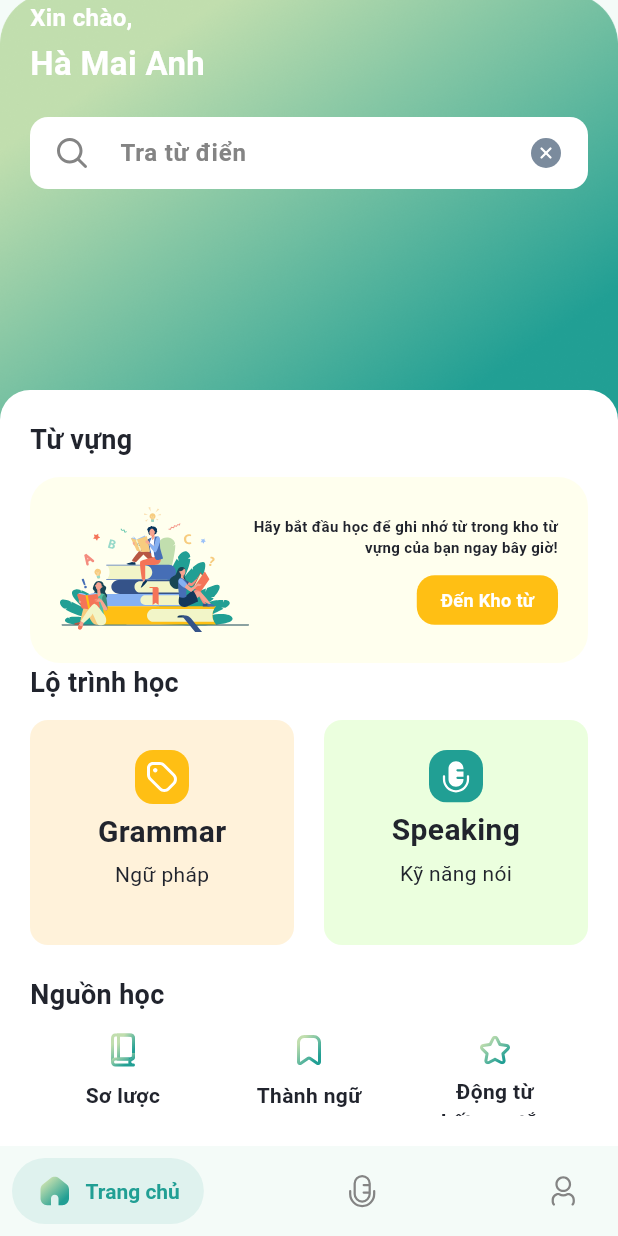
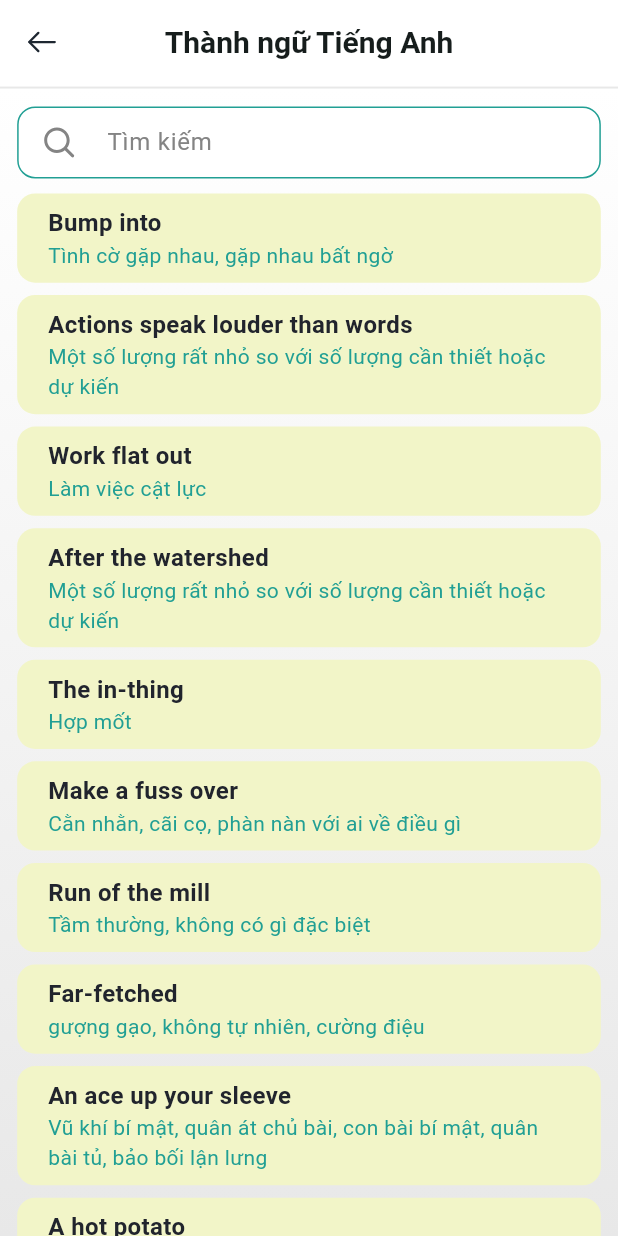
Before and after one commit to AnhHa03/len, a Flutter app: the screen it shows after launch, after a tap on an icon or button, on a phone screen of 412 x 824 dp. Run offline on Flutter 3.47's test engine with Material 3 defaults, Android fonts, the light colour scheme and no system bars; drawn by our look-alikes of salomon_bottom_bar; our stand-ins replace flutter_screenutil, flutter_svg, flutter_tts, get, get_it, shared_preferences; missing offline and left inert: translator_plus; Roboto replaces fonts that are missing (Manrope).

Commit message:
[ADD] Idioms

```diff
--- /dev/null
+++ b/lib/core/models/idiom.dart
@@ -0,0 +1,131 @@
+class Idiom {
+  final String idiom;
+  final String meaning;
+
+  const Idiom({required this.idiom, required this.meaning});
+}
+
+class IdiomsList {
+  static final List<Idiom> idiomList = [
+    Idiom(idiom: 'Bump into', meaning: 'Tình cờ gặp nhau, gặp nhau bất ngờ'),
+    Idiom(idiom: 'Actions	speak	louder	than	words', meaning: 'Một số lượng rất nhỏ so với số lượng cần thiết hoặc dự kiến'),
+    Idiom(idiom: 'Work flat out', meaning: 'Làm việc cật lực'),
+    Idiom(idiom: 'After	the	watershed', meaning: 'Một số lượng rất nhỏ so với số lượng cần thiết hoặc dự kiến'),
+    Idiom(idiom: 'The in-thing', meaning: 'Hợp mốt'),
+    Idiom(idiom: 'Make a fuss over', meaning: 'Cằn nhằn, cãi cọ, phàn nàn với ai về điều gì'),
+    Idiom(idiom: 'Run of the mill', meaning: 'Tầm thường, không có gì đặc biệt'),
+    Idiom(idiom: 'Far-fetched', meaning: 'gượng gạo, không tự nhiên, cường điệu'),
+    Idiom(idiom: 'An ace up your sleeve', meaning: 'Vũ khí bí mật, quân át chủ bài, con bài bí mật, quân bài tủ, bảo bối lận lưng'),
+    Idiom(idiom: 'A hot potato', meaning: 'Một sự việc hoặc chủ đề gây nhiều tranh cãi và khó khăn để giải quyết'),
+    Idiom(idiom: 'Get a kick out of (something)', meaning: 'Nhận được thú vui/giải trí từ ai/cái gì; tìm thấy niềm vui thích từ ai/cái gì'),
+    Idiom(idiom: 'Bent out of shape', meaning: 'Nổi điên, vô cùng tức giận'),
+    Idiom(idiom: 'Give (lend) somebody a hand', meaning: 'Giúp đỡ ai đó làm gì đó'),
+    Idiom(idiom: 'Sit on the fence', meaning: 'Không nghiêng về bên nào trong một cuộc tranh luận'),
+    Idiom(idiom: 'A piece of cake', meaning: 'Một việc gì đó rất dễ thực hiện, tương tự cụm từ "dễ như ăn kẹo" mà người Việt hay dùng'),
+    Idiom(idiom: 'Hit the books', meaning: 'Nghiên cứu, học bài để chuẩn bị cho một kỳ thi'),
+    Idiom(idiom: 'A mile a minute', meaning: 'Rất nhanh'),
+    Idiom(idiom: 'Learn the ropes', meaning: 'Học những điều cơ bản nhất của một chuyên môn nào đó'),
+    Idiom(idiom: '(Go) back to the drawing board', meaning: 'Làm lại từ đầu'),
+    Idiom(idiom: 'Go the extra mile', meaning: 'Vô cùng cố gắng'),
+    Idiom(idiom: "Touch base", meaning: 'kết nối, liên lạc, nói chuyện lại, thường là sau một khoảng thời gian không liên lạc'),
+    Idiom(idiom: 'Up-to-the-minute', meaning: 'Rất hiện đại, rất hợp mốt, giờ chót, rất kịp thời'),
+    Idiom(idiom: 'On the go', meaning: 'Bận rộn'),
+    Idiom(idiom: 'Up in the air', meaning: 'Diễn tả điều gì đó vẫn còn bỏ ngỏ, chưa được quyết định, chưa được giải quyết'),
+    Idiom(idiom: 'Get off the ground', meaning: 'Bắt đầu thực hiện kế hoạch/ vấn đề nào đó sau khi được bàn bạc kỹ lưỡng'),
+    Idiom(idiom: 'In high spirits', meaning: 'Vui vẻ, phấn chấn'),
+    Idiom(idiom: "Keep one's chin up", meaning: 'Không được nản chí! Không được thất vọng!'),
+    Idiom(idiom: 'Read my/your/his mind', meaning: 'Đoán suy nghĩ của người khác'),
+    Idiom(idiom: 'Get the ball rolling', meaning: 'Bắt đầu hành động'),
+    Idiom(idiom: 'By the book', meaning: 'Chấp hành quy định một cách nghiêm túc, đầy đủ'),
+    Idiom(idiom: 'Pass with flying colors', meaning: 'Vượt qua kì thi với điểm số cao'),
+    Idiom(idiom: '(as) easy as pie', meaning: 'Dễ ợt'),
+    Idiom(idiom: 'Under the weather', meaning: 'Ốm'),
+    Idiom(idiom: "Fingers-crossed = keep one's fingers crossed", meaning: 'chúc ai đó may mắn'),
+    Idiom(idiom: 'Learn by heart', meaning: 'Học thuộc lòng'),
+    Idiom(idiom: 'Show your hand', meaning: 'Tiết lộ ý định/kế hoạch của mình, nhất là từ trước đến nay vẫn đang giữ bí mật'),
+    Idiom(idiom: 'A blessing in disguise', meaning: 'trong cái rủi có cái may'),
+    Idiom(idiom: 'Be in the same boat', meaning: 'Cùng chung cảnh ngộ'),
+    Idiom(idiom: 'Beating around the bush', meaning: 'Vòng vo tam quốc'),
+    Idiom(idiom: 'Rack one’s brain', meaning: 'Suy nghĩ rất lâu, rất nhiều cho một vấn đề nào đó'),
+    Idiom(idiom: 'A breath of fresh air', meaning: 'Điều gì đó mới mẻ'),
+    Idiom(idiom: 'On cloud nine', meaning: 'Cực kỳ sung sướng, hạnh phúc như ở trên mây'),
+    Idiom(idiom: 'Keep an eye on', meaning: 'để mắt tới'),
+    Idiom(idiom: 'Keep your nose to the grindstone', meaning: 'hiểu rõ, quen thuộc'),
+    Idiom(idiom: 'Leave well enough alone', meaning: 'để nguyên như vậy, không cần thay đổi nữa vì có thể sẽ trở nên tệ hơn'),
+    Idiom(idiom: 'Now and then', meaning: 'thỉnh thoảng'),
+    Idiom(idiom: 'A penny for your thoughts', meaning: 'Đây là một cách để hỏi người khác đang nghĩ gì'),
+    Idiom(idiom: 'Against the clock', meaning: 'Cật lực, chạy đua với thời gian'),
+    Idiom(idiom: 'Lend an ear', meaning: 'Lắng nghe'),
+    Idiom(idiom: 'Blue	in	the	face', meaning: 'Cực kỳ sung sướng, hạnh phúc như ở trên mây'),
+    Idiom(idiom: 'Cost a (small) fortune', meaning: 'đắt tiền'),
+    Idiom(idiom: 'Hard feelings', meaning: 'Buồn phiền'),
+    Idiom(idiom: "Hit the hay", meaning: 'Đi ngủ'),
+    Idiom(idiom: 'Shop till you drop', meaning: 'mua sắm nhiều, số lượng lớn'),
+    Idiom(idiom: '(come) rain or shine', meaning: 'Dù mưa hay nắng, dù có chuyện gì xảy ra'),
+    Idiom(idiom: 'Be all ears', meaning: 'Lắng nghe'),
+    Idiom(idiom: 'In the nick of time', meaning: 'Vừa đúng/kịp lúc'),
+    Idiom(idiom: 'Fresh/clean out of something', meaning: 'hết nhẵn rồi'),
+    Idiom(idiom: 'Have/get mixed feelings about something', meaning: 'Cảm xúc lẫn lộn, không chắc chắn'),
+    Idiom(idiom: "Give it one's best shot", meaning: 'Cố hết sức có thể'),
+    Idiom(idiom: 'In deep water', meaning: 'gặp rắc rối, gặp tình thế khó'),
+    Idiom(idiom: 'Cost next to nothing', meaning: 'tốn ít tiền'),
+    Idiom(idiom: 'To be up in arms about something', meaning: 'buồn và bực tức về vấn đề gì'),
+    Idiom(idiom: "Put yourself in somebody's shoes", meaning: 'đặt mình vào vị trí của người khác'),
+    Idiom(idiom: 'At all costs', meaning: 'bằng mọi giá'),
+    Idiom(idiom: 'Explore all avenues', meaning: 'tìm mọi cách để làm gì đó'),
+    Idiom(idiom: 'On the ball', meaning: 'hiểu và chủ động trong việc gì đó'),
+    Idiom(idiom: 'Throw in the towel', meaning: 'từ bỏ, đầu hàng'),
+    Idiom(idiom: 'Down to earth', meaning: 'thực tế, nếu chỉ tính cách nghĩa là tính cách bình dân bình thường, không ra vẻ, không đạo mạo'),
+    Idiom(idiom: 'Full of beans', meaning: 'tràn đầy năng lượng'),
+    Idiom(idiom: 'Get a head start', meaning:  'đi đầu, tiên phong'),
+    Idiom(idiom: 'Hear on the grapevine', meaning: 'nghe loáng thoáng về vấn đề gì đó'),
+    Idiom(idiom: 'Hit the nail on the head', meaning: 'đúng về việc gì đó'),
+    Idiom(idiom: 'In the heat of the moment', meaning: 'Trong lúc nóng giận'),
+    Idiom(idiom: 'It takes two to tango', meaning: 'nếu có một vấn đề liên quan đến hai người hay hai phe, thì cả hai cần hợp tác với nhau để giải quyết vấn đề đó'),
+    Idiom(idiom: 'Get/jump on the bandwagon', meaning: 'tham gia vào một hoạt động phổ biến/ phong trào'),
+    Idiom(idiom: 'Keep something at bay', meaning: 'ngăn ai/ cái gì tiếp tận'),
+    Idiom(idiom: 'Kill two birds with one stone', meaning: 'một mũi tên trúng 2 đích'),
+    Idiom(idiom: 'Break the ice', meaning: 'làm cho mọi người cảm thấy thoải mái hơn'),
+    Idiom(idiom: 'Let sleeping dogs lie', meaning: 'không nhắc đến những chuyện không hay để mọi thứ được yên ổn'),
+    Idiom(idiom: 'Let the cat out of the bag', meaning: 'vô tình tiết lộ bí mật'),
+    Idiom(idiom: 'Barking up the wrong tree', meaning: 'nhầm lẫn/tìm kiếm giải pháp ở một nơi sai/chưa đúng'),
+    Idiom(idiom: 'Far cry from - Very different from', meaning: 'rất khác biệt'),
+    Idiom(idiom: 'Give someone the benefit of the doubt', meaning: 'quyết định nghĩ tốt về ai đó, trong khi bản thân đang có 2 hướng suy nghĩ xấu-tốt'),
+    Idiom(idiom: "Pull the wool over someone's eyes", meaning: 'lừa dối/che mắt ai đó'),
+    Idiom(idiom: 'See eye to eye', meaning: 'nhất trí'),
+    Idiom(idiom: 'Take with a grain of salt', meaning: 'nửa tin nửa ngờ'),
+    Idiom(idiom: 'Give someone a dose/taste of their own medicine', meaning: 'gậy ông đập lưng ông'),
+    Idiom(idiom: 'Whole nine yards', meaning: 'tất cả mọi thứ'),
+    Idiom(idiom: "Wouldn't be caught dead", meaning: 'thà chết chứ không làm, không bao giờ thích làm điều gì đó'),
+    Idiom(idiom: 'At the drop of a hat', meaning: 'trong tích tắc, ngay lập tức'),
+    Idiom(idiom: 'On the dot', meaning: 'đúng tại thời điểm đó'),
+    Idiom(idiom: 'And then some', meaning: 'nhiều hơn thế'),
+    Idiom(idiom: 'Find my feet', meaning: 'dần quen với việc gì'),
+    Idiom(idiom: 'Your guess is as good as mine', meaning: 'Tôi không biết/không có ý tưởng gì'),
+    Idiom(idiom: 'Before long', meaning: 'chẳng bao lâu nữa'),
+    Idiom(idiom: 'Cost an arm and a leg', meaning: 'quá đắt đỏ'),
+    Idiom(idiom: 'Set in their ways', meaning: 'không chịu thay đổi thói quen, suy nghĩ…'),
+    Idiom(idiom: 'You can say that again', meaning: 'Điều đó đúng, tôi đồng ý với điều bạn nói'),
+    Idiom(idiom: 'Burn the midnight oil', meaning: 'thức khuya, đặc biệt làm việc muộn'),
+    Idiom(idiom: "That's the last straw", meaning: 'Sự kiên nhẫn đã chạm giới hạn'),
+    Idiom(idiom: "Change one's mind", meaning: 'thay đổi quyết định/ý kiến'),
+    Idiom(idiom: 'Speak of the devil', meaning: 'người mà chúng ta vừa nhắc tới xuất hiện'),
+    Idiom(idiom: '(Right) off the top of my head', meaning: 'nói ra điều gì đó không cần suy nghĩ quá nhiều hay cần một kiến thức gì đó đặc biệt'),
+    Idiom(idiom: 'Catch your/my/his eye', meaning: 'lôi cuốn sự chú ý/lưu tâm'),
+    Idiom(idiom: 'Down in the dumps', meaning: 'buồn chán'),
+    Idiom(idiom: 'Make a long story short', meaning: 'kể vắn tắt một câu chuyện'),
+    Idiom(idiom: 'Put all your eggs in one basket', meaning: 'bỏ tất cả trứng vào một giỏ, bỏ tất cả tiền bạc và công sức vào việc gì đó'),
+    Idiom(idiom: "It's not rocket science", meaning: 'Không phức tạp'),
+    Idiom(idiom: 'Miss the boat', meaning: 'vuột mất cơ hội'),
+    Idiom(idiom: 'Hang in there', meaning: 'Đừng bỏ cuộc'),
+    Idiom(idiom: 'Once in a blue moon', meaning: 'hiếm khi'),
+    Idiom(idiom: 'Cutting corners', meaning: 'đi tắt, đốt cháy giai đoạn / làm việc gì một cách nhanh nhất, thường là phớt lờ các quy tắc, luật lệ'),
+    Idiom(idiom: 'Call it a day', meaning: 'Thôi làm việc'),
+    Idiom(idiom: 'Over the moon', meaning: 'Cực kỳ hạnh phúc vì điều gì'),
+    Idiom(idiom: 'Out of the blue', meaning: 'Nói về sự việc xảy ra đột ngột, không hề có cảnh báo hay chuẩn bị trước'),
+    Idiom(idiom: 'Try my hand at something', meaning: 'thử sức làm công việc gì đấy'),
+    Idiom(idiom: 'Pigs can fly', meaning: 'Ám chỉ một điều không bao giờ xảy ra'),
+    Idiom(idiom: 'Off the beaten track', meaning: 'Miêu tả một nơi nào đó rất xa khu dân cư'),
+    Idiom(idiom: 'Window shopping', meaning: 'Chỉ ngắm đồ chứ không mua'),
+  ];
+}
--- a/lib/core/values/image_assets.dart
+++ b/lib/core/values/image_assets.dart
@@ -16,4 +16,5 @@ abstract class ImageAssets {
   static const icClose = 'assets/images/svg/ic_close.svg';
   static const icMic = 'assets/images/svg/ic_mic.svg';
   static const icMicFill = 'assets/images/svg/ic_mic_fill.svg';
+  static const icBack = 'assets/images/svg/ic_back.svg';
 }
--- a/lib/main.dart
+++ b/lib/main.dart
@@ -3,7 +3,7 @@ import 'package:get/get_core/src/smart_management.dart';
 import 'package:get/get_navigation/src/root/get_material_app.dart';
 import 'package:len/core/values/app_colors.dart';
 import 'package:len/modules/root_view/view/root_view_screen.dart';
-
+import 'package:flutter_screenutil/flutter_screenutil.dart';
 void main() {
 
   WidgetsFlutterBinding.ensureInitialized();
@@ -16,7 +16,9 @@ class MyApp extends StatelessWidget {
 
   @override
   Widget build(BuildContext context) {
-    return GetMaterialApp(
+    return ScreenUtilInit(
+      //designSize: AppConstant.designSize,
+      builder: (context, child) => GetMaterialApp(
       smartManagement: SmartManagement.full,
       showPerformanceOverlay: false,
       title: 'Flutter Demo',
@@ -29,6 +31,7 @@ class MyApp extends StatelessWidget {
         useMaterial3: true,
       ),
       home: RootViewScreen(),
+      ),
     );
   }
 }
--- a/lib/modules/home/views/home_screen.dart
+++ b/lib/modules/home/views/home_screen.dart
@@ -5,6 +5,7 @@ import 'package:flutter_svg/flutter_svg.dart';
 import 'package:get/get.dart';
 import 'package:len/core/values/app_colors.dart';
 import 'package:len/core/values/image_assets.dart';
+import 'package:len/modules/idioms/view/idioms_screen.dart';
 
 class HomeScreen extends StatelessWidget {
   HomeScreen({super.key});
@@ -291,7 +292,7 @@ class HomeScreen extends StatelessWidget {
                     })),
                     Expanded(
                         child: sourceItem("Thành ngữ\n Tiếng Anh", ImageAssets.icIdiom, () {
-                      //Get.to(() => IdiomsScreen());
+                        Get.to(() => IdiomsScreen());
                     })),
                     Expanded(
                         child: sourceItem("Động từ \nbất quy tắc", ImageAssets.icIrrVerb, () {
--- /dev/null
+++ b/lib/modules/idioms/controller/idioms_screen_controller.dart
@@ -0,0 +1,35 @@
+import 'package:flutter/material.dart';
+import 'package:len/core/models/idiom.dart';
+import 'package:get/get.dart';
+class IdiomsScreenController extends GetxController{
+  TextEditingController searchTextController = TextEditingController();
+  var searched_list = <Idiom>[].obs;
+  var first_list = IdiomsList.idiomList;
+  var searchText = ''.obs;
+  var showSuffixIcon = false.obs;
+
+
+  @override
+  void onInit() async {
+    searched_list.assignAll(first_list);
+    super.onInit();
+  }
+
+  void onChangeSearchText (String text) {
+    searchText.value = text;
+    if (text.isEmpty) {
+      searched_list.assignAll(first_list);
+      showSuffixIcon.value = false;
+    }
+    else {
+      searched_list.value = first_list.where((verb) =>
+          verb.idiom.toLowerCase().contains(text.toLowerCase())).toList();
+      showSuffixIcon.value = true;
+    }
+  }
+
+    void clearSearchText() {
+      searchTextController.clear();
+      onChangeSearchText ('');
+  }
+}
--- /dev/null
+++ b/lib/modules/idioms/view/idioms_screen.dart
@@ -0,0 +1,150 @@
+import 'dart:ui';
+import 'package:flutter/material.dart';
+import 'package:len/core/models/idiom.dart';
+import 'package:len/core/values/app_colors.dart';
+import 'package:flutter_svg/flutter_svg.dart';
+import 'package:len/core/values/image_assets.dart';
+import 'package:len/modules/idioms/controller/idioms_screen_controller.dart';
+import 'package:len/modules/idioms/widgets/item_idioms.dart';
+import 'package:get/get.dart';
+import 'package:flutter_screenutil/flutter_screenutil.dart';
+
+class IdiomsScreen extends StatelessWidget {
+  const IdiomsScreen({super.key});
+
+  @override
+  Widget build(BuildContext context) {
+    final IdiomsScreenController idiomsScreenController = Get.put(IdiomsScreenController());
+
+     return SafeArea(
+      child: Scaffold(
+        resizeToAvoidBottomInset: false,
+        appBar: _buildAppBar(context),
+        body: _buildBody(idiomsScreenController),
+      ),
+    );
+  }
+
+ Container _buildBody (
+    IdiomsScreenController controller,
+  ) {
+    return Container(
+      padding: EdgeInsets.only(left: 10.w, right: 10.w, top: 10.h),
+      decoration: const BoxDecoration(
+        gradient: LinearGradient(
+          begin: Alignment.topCenter,
+          end: Alignment.bottomCenter,
+          colors: [Colors.white, AppColors.gray60],
+        ),
+      ),
+      child: Column(
+        children: [
+          TextField (
+            textInputAction: TextInputAction.search,
+            style:
+              const TextStyle(fontWeight: FontWeight.w700, fontSize: 16.0),
+            controller: controller.searchTextController,
+            onChanged: controller.onChangeSearchText,
+            decoration: InputDecoration(
+              isDense: true,
+              isCollapsed: true,
+              filled: true,
+              fillColor: Colors.white,
+              enabledBorder: OutlineInputBorder(
+                borderRadius: BorderRadius.circular(12),
+                borderSide: const BorderSide(color: AppColors.primary40),
+              ),
+              focusedBorder: OutlineInputBorder(
+                borderRadius: BorderRadius.circular(12),
+                borderSide: const BorderSide(color: AppColors.primary40),
+              ),
+              prefixIcon: Padding(
+                padding: const EdgeInsets.symmetric(horizontal: 16),
+                child: SvgPicture.asset(ImageAssets.icSearch),
+              ),
+              hintText: "Tìm kiếm",
+              hintStyle: const TextStyle(
+                  fontWeight: FontWeight.w400,
+                  color: AppColors.gray20,
+                  fontSize: 16.0),
+              contentPadding: const EdgeInsets.symmetric(vertical: 12),
+              prefixIconConstraints: const BoxConstraints(),
+              suffixIcon: Obx(() => Visibility(
+                visible: controller.showSuffixIcon.value,
+                child: GestureDetector(
+                  onTap: () {
+                    controller.clearSearchText();
+                  },
+                  child: Padding(
+                    padding: const EdgeInsets.symmetric(horizontal: 16),
+                    child: SvgPicture.asset(ImageAssets.icClose),
+                  ),
+                ),
+              ),),
+              suffixIconConstraints: const BoxConstraints(),
+            ),
+          ),
+
+          const SizedBox(
+            height: 10,
+          ),
+
+          Expanded(
+            child: Obx(() =>SingleChildScrollView(
+              physics: const BouncingScrollPhysics(),
+              scrollDirection: Axis.vertical,
+              child: Container(
+                constraints: BoxConstraints(minHeight: Get.height),
+                child: ListView.builder(
+                  scrollDirection: Axis.vertical,
+                  itemCount: controller.searched_list.length,
+                  shrinkWrap: true,
+                  physics: const NeverScrollableScrollPhysics(),
+                  padding: EdgeInsets.only(bottom: 1.h),
+                  itemBuilder: (context, index) {
+                    Idiom verb = controller.searched_list[index];
+                    return ItemIdioms(
+                      idioms: verb.idiom,
+                      translatedIdioms: verb.meaning,
+                    );
+                  },
+                ),
+              ),
+            ),),
+          ),
+        ],
+      ),
+    );
+  }
+
+  AppBar _buildAppBar(
+    BuildContext context
+  ) {
+    return AppBar(
+      leading: IconButton(
+        icon: SvgPicture.asset(ImageAssets.icBack),
+        onPressed: () {
+          Navigator.pop(context);
+        },
+      ),
+
+      centerTitle: true,
+      title: const Text (
+        'Thành ngữ Tiếng Anh',
+        style: TextStyle(
+          fontSize: 20,
+          fontWeight: FontWeight.bold,
+        ),
+      ),
+
+    backgroundColor: const Color(0xFFFFFFFF),
+      bottom: PreferredSize(
+        preferredSize: const Size.fromHeight(3.0),
+        child: Container(
+          color: AppColors.gray60,
+          height: 1.3,
+        ),
+      ),
+    );
+  }
+}
--- /dev/null
+++ b/lib/modules/idioms/widgets/item_idioms.dart
@@ -0,0 +1,84 @@
+import 'package:flutter/material.dart';
+import 'package:len/core/values/app_colors.dart';
+
+class ItemIdioms extends StatelessWidget{
+  const ItemIdioms({
+    super.key,
+    required this.idioms,
+    required this.translatedIdioms,
+  });
+
+  final String idioms;
+  final String translatedIdioms;
+
+  @override
+  Widget build(BuildContext context){
+    final deviceWidth = MediaQuery.of(context).size.width;
+    final deviceHeight = MediaQuery.of(context).size.height;
+
+    return Container(
+      padding: EdgeInsets.symmetric(
+        horizontal: deviceWidth * 0.05,
+        vertical: deviceHeight * 0.01,
+      ),
+      margin: EdgeInsets.only(
+        bottom: deviceHeight * 0.01,
+      ),
+      decoration: const BoxDecoration(
+        color: AppColors.secondary60,
+        borderRadius: BorderRadius.all(
+          Radius.circular(
+            12,
+          ),
+        ),
+        shape: BoxShape.rectangle,
+      ),
+      child: Column(
+        mainAxisSize: MainAxisSize.max,
+        mainAxisAlignment: MainAxisAlignment.center,
+        crossAxisAlignment: CrossAxisAlignment.center,
+        children: [
+          _buildIdioms(),
+          _buildTranslatedIdioms(),
+        ],
+      ),
+    );
+
+  }
+
+  Align _buildIdioms(){
+    return Align(
+      alignment: Alignment.centerLeft,
+      child: Text(
+        idioms,
+        style: const TextStyle(
+          fontWeight: FontWeight.w600,
+          fontSize: 16,
+          color: AppColors.primary20,
+          decoration: TextDecoration.none,
+        ),
+        textAlign: TextAlign.left,
+        maxLines: 3,
+        overflow: TextOverflow.ellipsis,
+      ),
+    );
+  }
+
+  Align _buildTranslatedIdioms(){
+    return Align(
+      alignment: Alignment.centerLeft,
+      child: Text(
+        translatedIdioms,
+        style: const TextStyle(
+          fontWeight: FontWeight.w400,
+          fontSize: 14,
+          color: AppColors.primary40,
+          decoration: TextDecoration.none,
+        ),
+        textAlign: TextAlign.left,
+        maxLines: 3,
+        overflow: TextOverflow.ellipsis,
+      ),
+    );
+  }
+}
--- a/pubspec.yaml
+++ b/pubspec.yaml
@@ -44,6 +44,8 @@ dependencies:
   get_it: ^8.0.3
   shared_preferences: ^2.5.3
   salomon_bottom_bar: ^3.3.2
+  loading_animation_widget: ^1.3.0
+  flutter_screenutil: ^5.9.3
 
 dev_dependencies:
   flutter_test:
```
Also changed, not shown: assets/images/svg/ic_back.svg (added), pubspec.lock.
